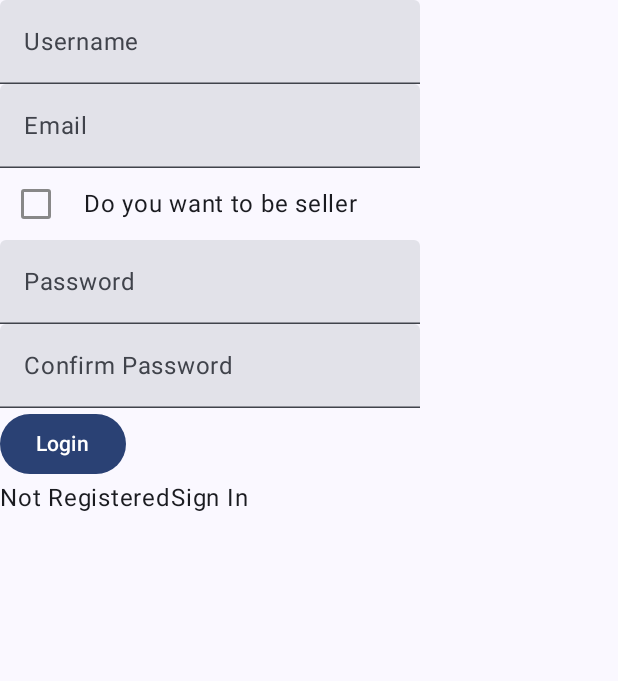
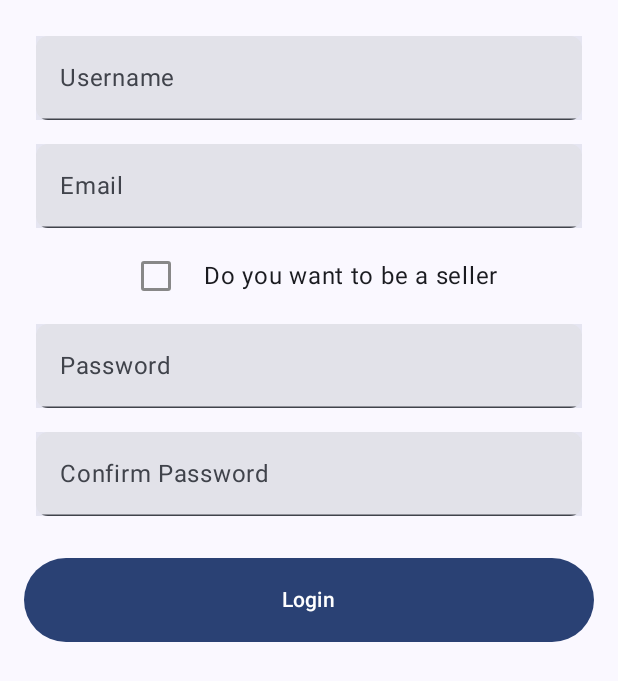
Before and after one commit to GirandaAnugrah/Mobile-app-Sewa-Kost, an Android app built with Jetpack Compose: the AuthenticationActivity screen opened directly, with no data from a screen before it, after a tap on "Sign Up", on a phone screen of 412 x 824 dp. Shown: the top 681 px of the screen. Run offline under Robolectric (Android 15) with nearby library versions, the light colour scheme and no system bars; our stand-ins replace Firebase (no records; nobody signed in at launch, a user with empty details on screens opened directly); 1 other tap on this screen came first.

Commit message:
Add files via upload

```diff
--- a/app/src/main/java/com/example/uas_koskosan_kelompok5/view/auth/SignUp.kt
+++ b/app/src/main/java/com/example/uas_koskosan_kelompok5/view/auth/SignUp.kt
@@ -1,14 +1,20 @@
 package com.example.uas_koskosan_kelompok5.view.auth
 
 
+import androidx.compose.foundation.background
 import androidx.compose.foundation.clickable
+import androidx.compose.foundation.layout.Arrangement
 import androidx.compose.foundation.layout.Column
 import androidx.compose.foundation.layout.Row
+import androidx.compose.foundation.layout.fillMaxSize
+import androidx.compose.foundation.layout.fillMaxWidth
+import androidx.compose.foundation.layout.height
 import androidx.compose.foundation.layout.padding
 import androidx.compose.material3.Button
 import androidx.compose.material3.Checkbox
 import androidx.compose.material3.CheckboxDefaults
 import androidx.compose.material3.ExperimentalMaterial3Api
+import androidx.compose.material3.MaterialTheme
 import androidx.compose.material3.Snackbar
 import androidx.compose.material3.Text
 import androidx.compose.material3.TextField
@@ -19,6 +25,7 @@ import androidx.compose.runtime.remember
 import androidx.compose.runtime.setValue
 import androidx.compose.ui.Alignment
 import androidx.compose.ui.Modifier
+import androidx.compose.ui.draw.clip
 import androidx.compose.ui.graphics.Color
 import androidx.compose.ui.res.stringResource
 import androidx.compose.ui.unit.dp
@@ -59,7 +66,12 @@ fun SignUpScreen(
     var isSeller by remember { mutableStateOf(false) }
 
 
-    Column {
+    Column(
+        modifier = Modifier
+            .fillMaxSize()
+            .padding(16.dp),
+        horizontalAlignment = Alignment.CenterHorizontally
+    ) {
 
         TextField(value = username,
             onValueChange = {
@@ -69,7 +81,12 @@ fun SignUpScreen(
             label = {
                 Text(text = stringResource(id = R.string.username_field))
             },
-            isError = isUsernameError)
+            isError = isUsernameError,
+            modifier = Modifier
+                .fillMaxWidth()
+                .padding(8.dp)
+                .background(MaterialTheme.colorScheme.primary.copy(alpha = 0.1f)) // Adjust alpha as needed
+                .clip(MaterialTheme.shapes.small))
         if (isUsernameError){
             Text(text = messageusernameError)
         }
@@ -82,7 +99,13 @@ fun SignUpScreen(
             label = {
                 Text(text = stringResource(id = R.string.email_field))
             },
-            isError = isEmailError)
+            isError = isEmailError,
+            modifier = Modifier
+                .fillMaxWidth()
+                .padding(8.dp)
+                .background(MaterialTheme.colorScheme.primary.copy(alpha = 0.1f)) // Adjust alpha as needed
+                .clip(MaterialTheme.shapes.small)
+        )
         if(error!!.isNotBlank()){
             error?.let {
                 Text(text = it)
@@ -93,7 +116,8 @@ fun SignUpScreen(
         }
 
         Row(
-            verticalAlignment = Alignment.CenterVertically
+            verticalAlignment = Alignment.CenterVertically,
+            horizontalArrangement = Arrangement.Start
         ) {
             Checkbox(
                 checked = isSeller,
@@ -104,7 +128,7 @@ fun SignUpScreen(
                 )
             )
             Text(
-                text = "Do you want to be seller",
+                text = "Do you want to be a seller",
                 modifier = Modifier.padding(start = 8.dp)
             )
         }
@@ -117,7 +141,12 @@ fun SignUpScreen(
             label = {
                 Text(text = stringResource(id = R.string.password_field))
             },
-            isError = isErrorPassword)
+            isError = isErrorPassword,
+            modifier = Modifier
+                .fillMaxWidth()
+                .padding(8.dp)
+                .background(MaterialTheme.colorScheme.primary.copy(alpha = 0.1f)) // Adjust alpha as needed
+                .clip(MaterialTheme.shapes.small))
         if (isErrorPassword){
             Text(text = messagepasswordNotSame)
         }
@@ -130,7 +159,12 @@ fun SignUpScreen(
             label = {
                 Text(text = stringResource(id = R.string.confirm_field))
             },
-            isError = isErrorPassword)
+            isError = isErrorPassword,
+            modifier = Modifier
+                .fillMaxWidth()
+                .padding(8.dp)
+                .background(MaterialTheme.colorScheme.primary.copy(alpha = 0.1f)) // Adjust alpha as needed
+                .clip(MaterialTheme.shapes.small))
         if (isErrorPassword){
             Text(text = messagepasswordNotSame)
         }
@@ -161,18 +195,22 @@ fun SignUpScreen(
             }else{
                 onSignUp(username,email, password,isSeller)
             }
-        }
+        },
+            modifier = Modifier
+                .fillMaxWidth()
+                .padding(top = 20.dp)
+                .height(56.dp)
         ) {
             Text(text = stringResource(id = R.string.login))
         }
 
-        Row {
-            Text(text = "Not Registered")
-            Text(text = stringResource(id = R.string.sign_in),
-                modifier = Modifier.clickable {
-                    navController.navigate(ROUTE_LOGIN)
-                })
-        }
+//        Row {
+//            Text(text = "Not Registered")
+//            Text(text = stringResource(id = R.string.sign_in),
+//                modifier = Modifier.clickable {
+//                    navController.navigate(ROUTE_LOGIN)
+//                })
+//        }
     }
 
 }
```
